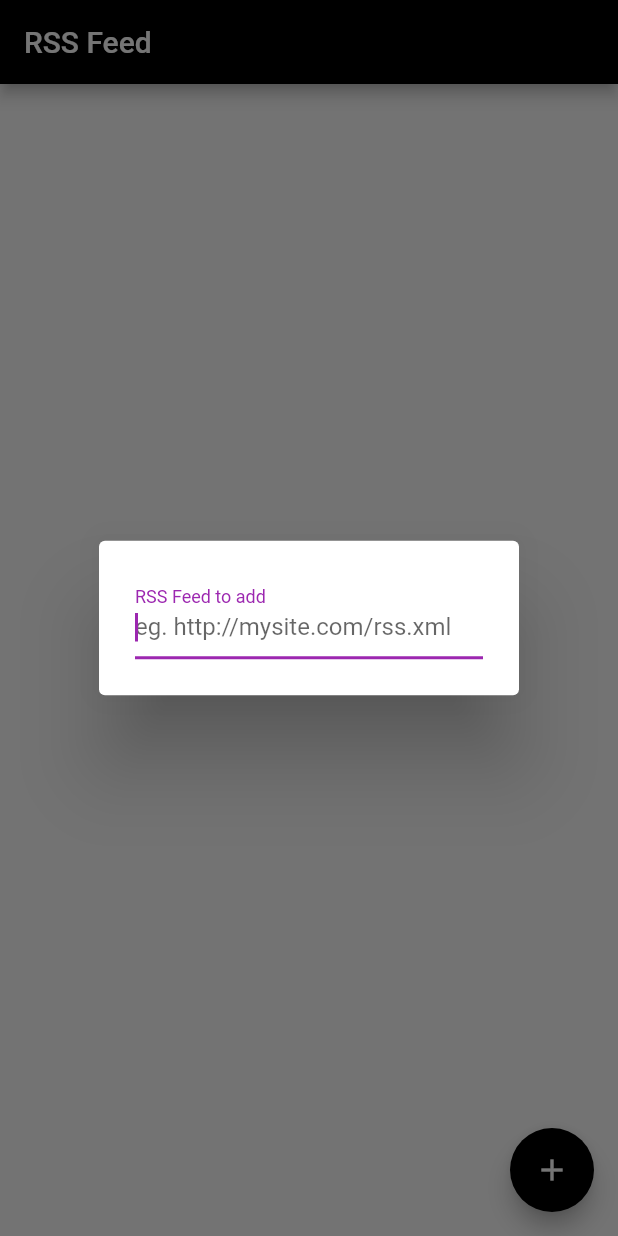
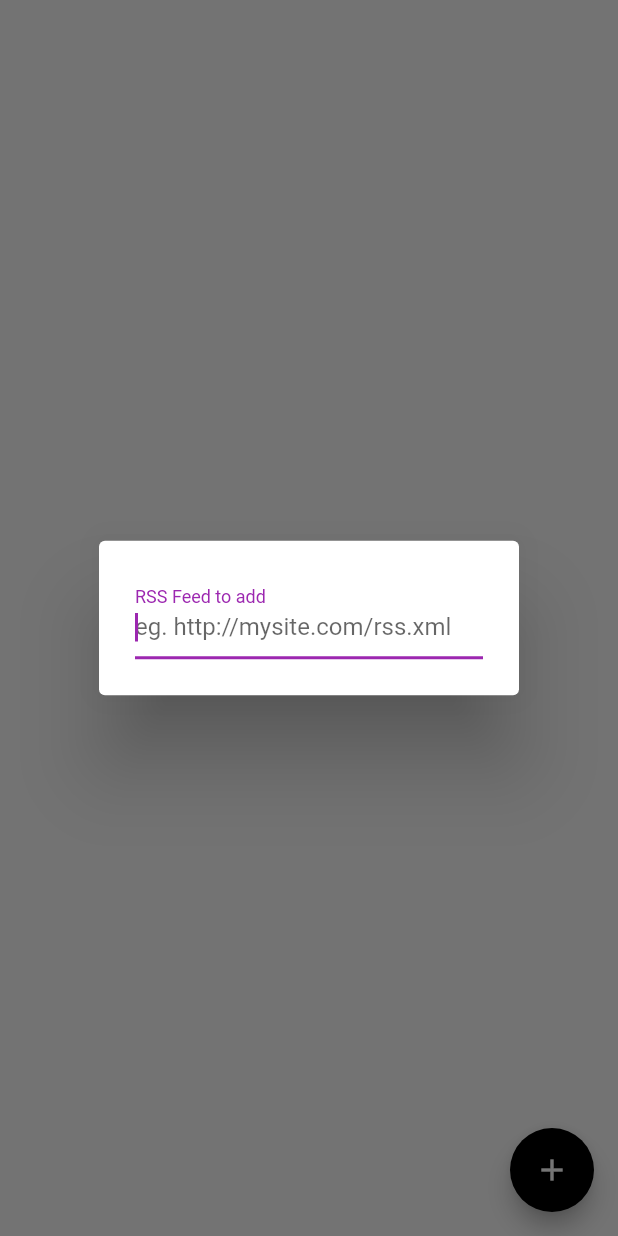
Before and after one commit to Lucas-Rossetto/AppLucasMobile, a Flutter app: the RSSHomePage screen opened directly, after a tap on the "add" icon, on a phone screen of 412 x 824 dp. Run offline on Flutter 3.47's test engine with Material 2 defaults, Android fonts, the phone set to English and light mode, and no system bars; our stand-ins replace flutter_redux, redux, sqflite; missing offline and left inert: flutter_webview_plugin; accounts and stored records are empty.

```diff
--- a/lib/rss_feed_page.dart
+++ b/lib/rss_feed_page.dart
@@ -78,9 +78,9 @@ class _RSSFeedState extends State<RSSFeed> {
   Widget build(BuildContext context) {
     return new WillPopScope(
         child: new Scaffold(
-          appBar: new AppBar(
-            title: new Text(widget.title),
-          ),
+        //   appBar: new AppBar(
+        //     title: new Text(widget.title),
+        //   ),
           body: new ListView.builder(
             itemCount:
                 widget.rssOutput.length != 0 ? widget.rssOutput.length : 1,
@@ -239,9 +239,9 @@ class _RSSHomePageState extends State<RSSHomePage> {
   @override
   Widget build(BuildContext context) {
     return new Scaffold(
-      appBar: new AppBar(
-        title: new Text(widget.title),
-      ),
+      // appBar: new AppBar(
+      //   title: new Text(widget.title),
+      // ),
       body: new ListView.builder(
         itemCount: feeds.length,
         itemBuilder: (context, index) {
```
Also changed, not shown: lib/main.dart (+5 -6 lines).
